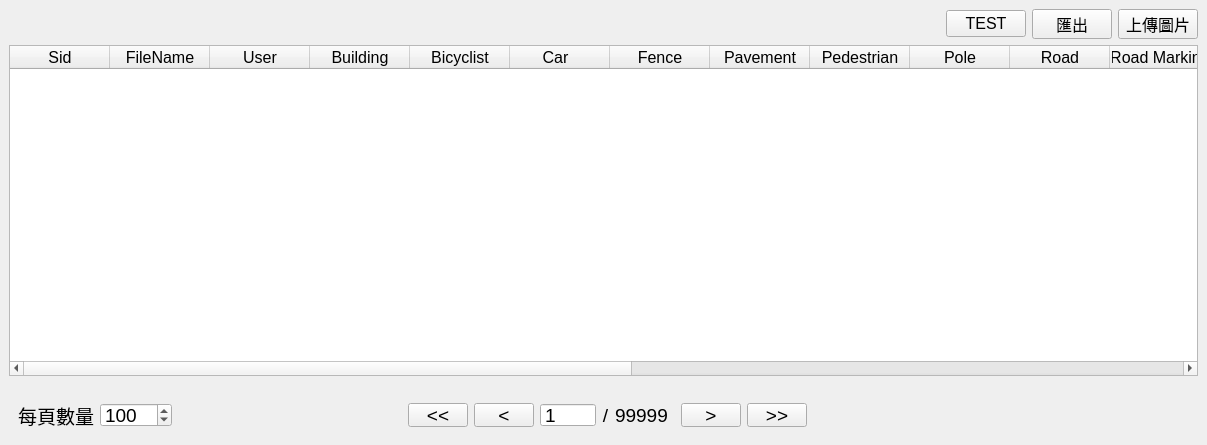
Before: the Qt Designer form TfriClient/WTableAnalyze.ui in roger0816/Tfri, drawn with Qt 5.
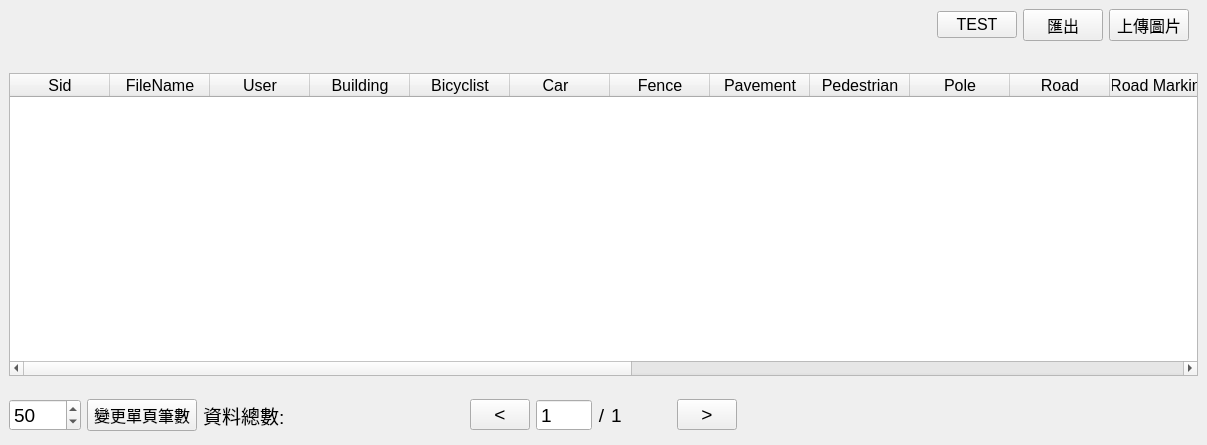
After: the same form once the commit is applied.

The edit to the form file:
```diff
--- a/TfriClient/WTableAnalyze.ui
+++ b/TfriClient/WTableAnalyze.ui
@@ -42,7 +42,7 @@
       </font>
      </property>
      <layout class="QGridLayout" name="gridLayout_2">
-      <item row="1" column="0">
+      <item row="2" column="0">
        <widget class="QTableWidget" name="tableWidget">
         <property name="editTriggers">
          <set>QAbstractItemView::NoEditTriggers</set>
@@ -172,30 +172,34 @@
         </column>
        </widget>
       </item>
-      <item row="0" column="0">
+      <item row="1" column="0">
        <widget class="QWidget" name="wColorArea" native="true">
         <property name="minimumSize">
          <size>
           <width>0</width>
-          <height>30</height>
+          <height>20</height>
          </size>
         </property>
         <property name="maximumSize">
          <size>
           <width>16777215</width>
+          <height>20</height>
+         </size>
+        </property>
+       </widget>
+      </item>
+      <item row="0" column="0">
+       <widget class="QWidget" name="widget_2" native="true">
+        <property name="minimumSize">
+         <size>
+          <width>0</width>
           <height>30</height>
          </size>
         </property>
         <layout class="QHBoxLayout" name="horizontalLayout_6">
-         <property name="leftMargin">
-          <number>0</number>
-         </property>
          <property name="topMargin">
           <number>0</number>
          </property>
-         <property name="rightMargin">
-          <number>0</number>
-         </property>
          <property name="bottomMargin">
           <number>0</number>
          </property>
@@ -206,7 +210,7 @@
            </property>
            <property name="sizeHint" stdset="0">
             <size>
-             <width>943</width>
+             <width>925</width>
              <height>20</height>
             </size>
            </property>
@@ -271,7 +275,7 @@
        <height>60</height>
       </size>
      </property>
-     <layout class="QHBoxLayout" name="horizontalLayout_2">
+     <layout class="QHBoxLayout" name="horizontalLayout_2" stretch="1,1,1">
       <item>
        <widget class="QWidget" name="widget_5" native="true">
         <property name="sizePolicy">
@@ -287,13 +291,18 @@
          </size>
         </property>
         <layout class="QHBoxLayout" name="horizontalLayout_3">
-         <item>
-          <widget class="QLabel" name="label_2">
-           <property name="text">
-            <string>每頁數量</string>
-           </property>
-          </widget>
-         </item>
+         <property name="leftMargin">
+          <number>0</number>
+         </property>
+         <property name="topMargin">
+          <number>0</number>
+         </property>
+         <property name="rightMargin">
+          <number>0</number>
+         </property>
+         <property name="bottomMargin">
+          <number>0</number>
+         </property>
          <item>
           <widget class="QSpinBox" name="sbCount">
            <property name="minimum">
@@ -303,7 +312,45 @@
             <number>1000</number>
            </property>
            <property name="value">
-            <number>100</number>
+            <number>50</number>
+           </property>
+          </widget>
+         </item>
+         <item>
+          <widget class="QPushButton" name="btnChangeCount">
+           <property name="minimumSize">
+            <size>
+             <width>110</width>
+             <height>0</height>
+            </size>
+           </property>
+           <property name="font">
+            <font>
+             <pointsize>12</pointsize>
+            </font>
+           </property>
+           <property name="text">
+            <string>變更單頁筆數</string>
+           </property>
+          </widget>
+         </item>
+         <item>
+          <widget class="QLabel" name="label_3">
+           <property name="text">
+            <string>資料總數:</string>
+           </property>
+          </widget>
+         </item>
+         <item>
+          <widget class="QLabel" name="lbTotalCount">
+           <property name="minimumSize">
+            <size>
+             <width>100</width>
+             <height>0</height>
+            </size>
+           </property>
+           <property name="text">
+            <string/>
            </property>
           </widget>
          </item>
@@ -332,19 +379,12 @@
          </sizepolicy>
         </property>
         <layout class="QHBoxLayout" name="horizontalLayout">
-         <item>
-          <widget class="QPushButton" name="btnFristPage">
-           <property name="maximumSize">
-            <size>
-             <width>60</width>
-             <height>16777215</height>
-            </size>
-           </property>
-           <property name="text">
-            <string>&lt;&lt;</string>
-           </property>
-          </widget>
-         </item>
+         <property name="topMargin">
+          <number>0</number>
+         </property>
+         <property name="bottomMargin">
+          <number>0</number>
+         </property>
          <item>
           <widget class="QPushButton" name="btnPrePage">
            <property name="maximumSize">
@@ -399,7 +439,7 @@
             </size>
            </property>
            <property name="text">
-            <string>99999</string>
+            <string>1</string>
            </property>
            <property name="alignment">
             <set>Qt::AlignLeading|Qt::AlignLeft|Qt::AlignVCenter</set>
@@ -419,19 +459,6 @@
            </property>
           </widget>
          </item>
-         <item>
-          <widget class="QPushButton" name="btnLastPage">
-           <property name="maximumSize">
-            <size>
-             <width>60</width>
-             <height>16777215</height>
-            </size>
-           </property>
-           <property name="text">
-            <string>&gt;&gt;</string>
-           </property>
-          </widget>
-         </item>
         </layout>
        </widget>
       </item>
```
Left out of the diff: 4 changed lines with no effect on the pictures.
